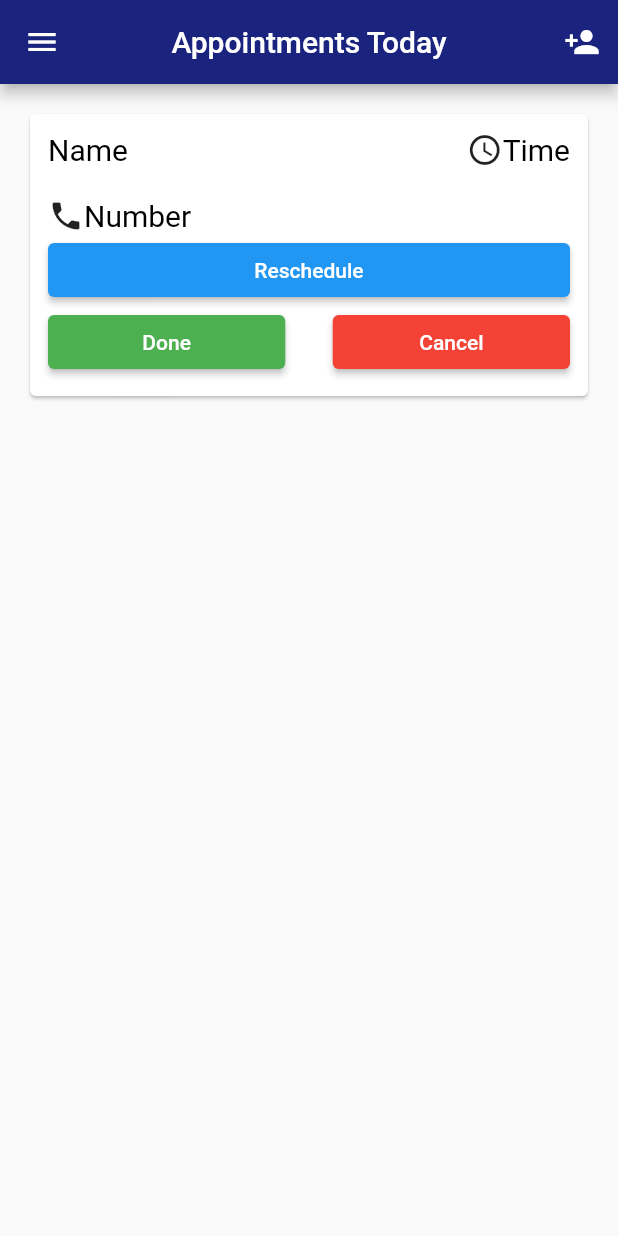
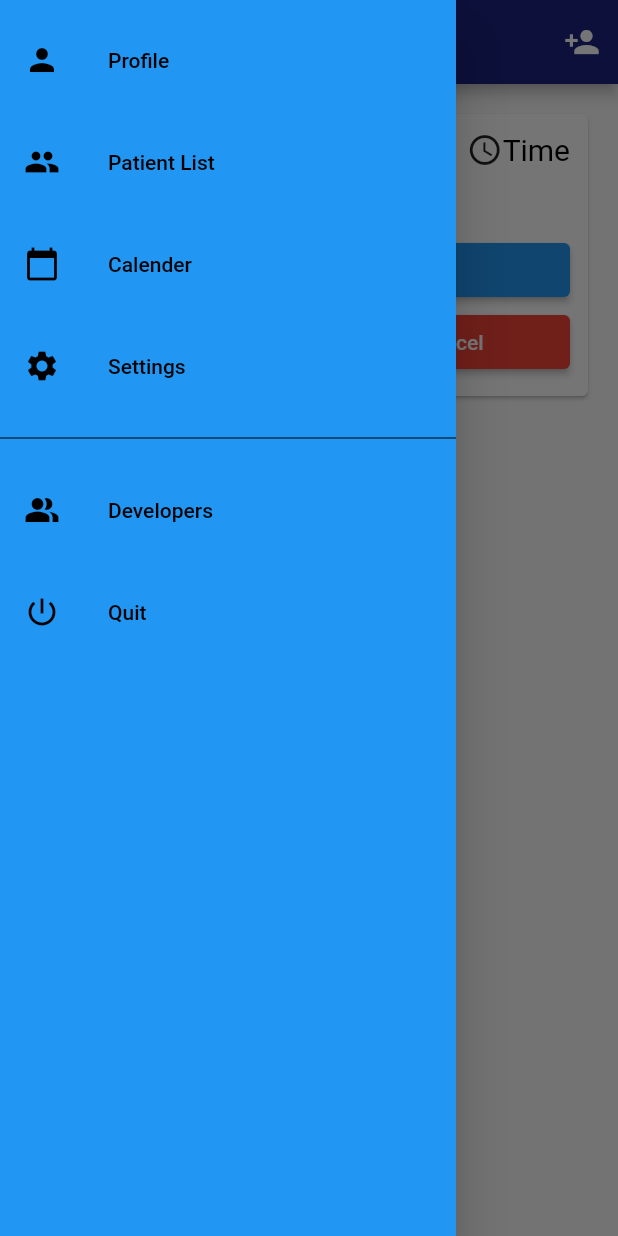
Before and after one commit to shivendra-bhonsle/DoctorsJournal, a Flutter app: the HomeTemp screen opened directly, with the side drawer open (before the commit the screen has no drawer), on a phone screen of 412 x 824 dp. Run offline on Flutter 3.47's test engine with Material 2 defaults, Android fonts, the phone set to English and light mode, and no system bars; our stand-ins replace flutter_spinkit, splashscreen; missing offline and left inert: swipe_up.

Commit message:
Added menu bar

```diff
--- a/lib/screens/home_temp.dart
+++ b/lib/screens/home_temp.dart
@@ -2,6 +2,7 @@ import 'package:flutter/cupertino.dart';
 import 'package:flutter/material.dart';
 import 'package:flutter/rendering.dart';
 import 'package:doctors_diary/shared/appointment_cards.dart';
+import 'package:doctors_diary/shared/menu_bar.dart';
 
 Widget appointments(){
   return Appointment();
@@ -11,11 +12,8 @@ class HomeTemp extends StatelessWidget {
   @override
   Widget build(BuildContext context) {
     return Scaffold(
+      drawer: MenuBar(),
       appBar: AppBar(
-        leading: IconButton(
-            onPressed: () {},
-            icon: Icon(Icons.menu)
-        ),
         title: Text("Appointments Today"),
         centerTitle: true,
         backgroundColor: Colors.indigo[900],
--- /dev/null
+++ b/lib/shared/menu_bar.dart
@@ -0,0 +1,61 @@
+import 'package:flutter/material.dart';
+
+class MenuBar extends StatelessWidget {
+  const MenuBar({Key? key}) : super(key: key);
+
+  @override
+  Widget build(BuildContext context) {
+    return Drawer(
+      child: Container(
+        color: Colors.blue,
+        child: ListView(
+          children: <Widget>[
+            SizedBox(height: 12.0,),
+            MenuItems(
+              text: 'Profile',
+              icon: Icons.person,
+            ),
+            SizedBox(height: 12.0,),
+            MenuItems(
+              text: 'Patient List',
+              icon: Icons.people,
+            ),
+            SizedBox(height: 12.0,),
+            MenuItems(
+              text: 'Calender',
+              icon: Icons.calendar_today,
+            ),
+            SizedBox(height: 12.0,),
+            MenuItems(
+              text: 'Settings',
+              icon: Icons.settings,
+            ),
+            SizedBox(height: 12.0,),
+            Divider(color: Colors.black,),
+            SizedBox(height: 12.0,),
+            MenuItems(
+              text: 'Developers',
+              icon: Icons.people_alt,
+            ),
+            SizedBox(height: 12.0,),
+            MenuItems(
+              text: 'Quit',
+              icon: Icons.power_settings_new,
+            ),
+          ],
+        ),
+      ),
+    );
+  }
+  Widget MenuItems({
+    required String text,
+    required IconData icon,
+  }) {
+    final color = Colors.black;
+    return ListTile(
+      leading: Icon(icon, color: color,),
+      title: Text(text, style: TextStyle(color: color),),
+      onTap: () {},
+    );
+  }
+}
```
Also changed, not shown: pubspec.lock.
